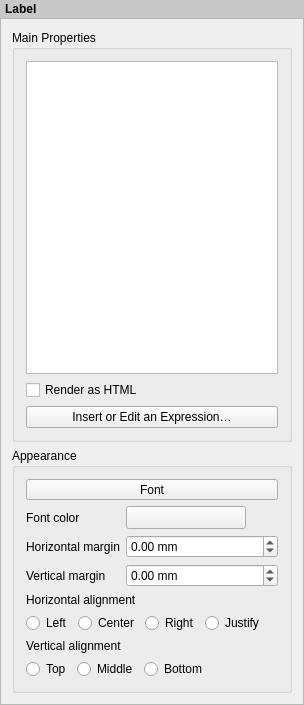
Qt form src/ui/layout/qgslayoutlabelwidgetbase.ui (qgis/QGIS) before a commit.
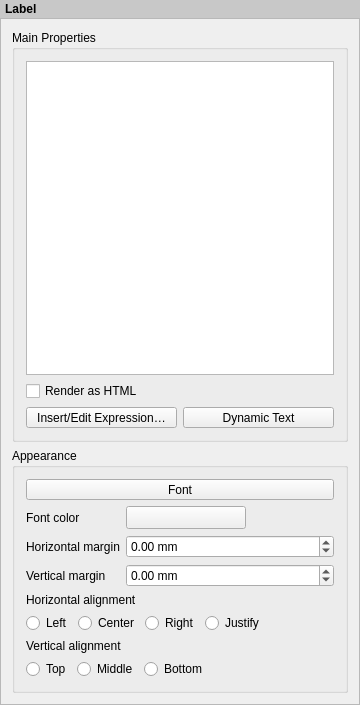
The same form after that commit. Custom widgets are drawn as their Qt base class.

Commit message:
[feature][layouts] Add menu entry to add dynamic text labels easily to a layout
The new "Add Item" -> "Dynamic Text" menu contains a bunch of preset
handy dynamic text expressions which users can use to insert a label
automatically containing the corresponding expression. E.g.

Add Item -> Dynamic Text -> Layout Name

will insert a label containing the expression [% @layout_name %].

This raises discoverability and user-friendliness of inserting
dynamic labels

```diff
--- a/src/ui/layout/qgslayoutlabelwidgetbase.ui
+++ b/src/ui/layout/qgslayoutlabelwidgetbase.ui
@@ -6,7 +6,7 @@
    <rect>
     <x>0</x>
     <y>0</y>
-    <width>304</width>
+    <width>360</width>
     <height>705</height>
    </rect>
   </property>
@@ -61,8 +61,8 @@
        <rect>
         <x>0</x>
         <y>0</y>
-        <width>446</width>
-        <height>665</height>
+        <width>358</width>
+        <height>680</height>
        </rect>
       </property>
       <layout class="QVBoxLayout" name="mainLayout">
@@ -84,7 +84,43 @@
           <bool>false</bool>
          </property>
          <layout class="QGridLayout" name="gridLayout_2">
-          <item row="0" column="0">
+          <item row="2" column="1">
+           <widget class="QToolButton" name="mDynamicTextButton">
+            <property name="sizePolicy">
+             <sizepolicy hsizetype="Expanding" vsizetype="Fixed">
+              <horstretch>0</horstretch>
+              <verstretch>0</verstretch>
+             </sizepolicy>
+            </property>
+            <property name="text">
+             <string>Dynamic Text</string>
+            </property>
+            <property name="popupMode">
+             <enum>QToolButton::InstantPopup</enum>
+            </property>
+           </widget>
+          </item>
+          <item row="2" column="0">
+           <widget class="QToolButton" name="mInsertExpressionButton">
+            <property name="sizePolicy">
+             <sizepolicy hsizetype="Expanding" vsizetype="Fixed">
+              <horstretch>0</horstretch>
+              <verstretch>0</verstretch>
+             </sizepolicy>
+            </property>
+            <property name="text">
+             <string>Insert/Edit Expression…</string>
+            </property>
+           </widget>
+          </item>
+          <item row="1" column="0" colspan="2">
+           <widget class="QCheckBox" name="mHtmlCheckBox">
+            <property name="text">
+             <string>Render as HTML</string>
+            </property>
+           </widget>
+          </item>
+          <item row="0" column="0" colspan="2">
            <widget class="QPlainTextEdit" name="mTextEdit">
             <property name="minimumSize">
              <size>
@@ -94,20 +130,6 @@
             </property>
            </widget>
           </item>
-          <item row="1" column="0">
-           <widget class="QCheckBox" name="mHtmlCheckBox">
-            <property name="text">
-             <string>Render as HTML</string>
-            </property>
-           </widget>
-          </item>
-          <item row="2" column="0">
-           <widget class="QPushButton" name="mInsertExpressionButton">
-            <property name="text">
-             <string>Insert or Edit an Expression…</string>
-            </property>
-           </widget>
-          </item>
          </layout>
         </widget>
        </item>
```
Left out of the diff: 2 changed lines with no effect on the pictures. The commit also changes 12 other files.
